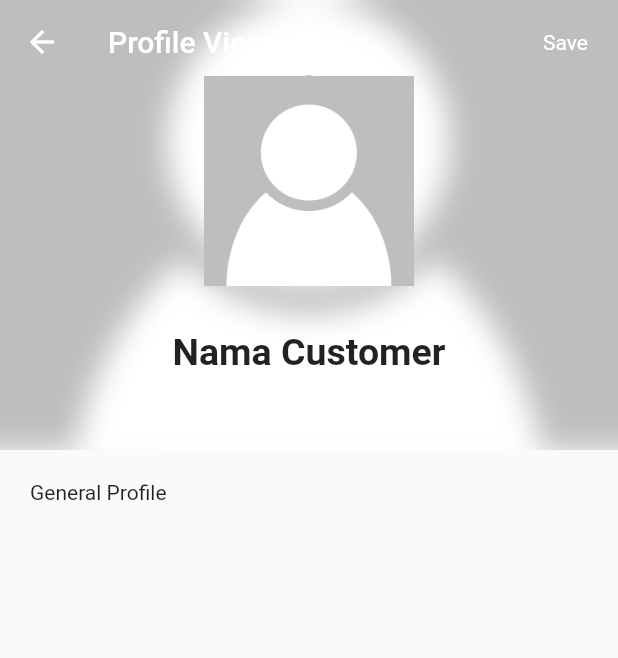
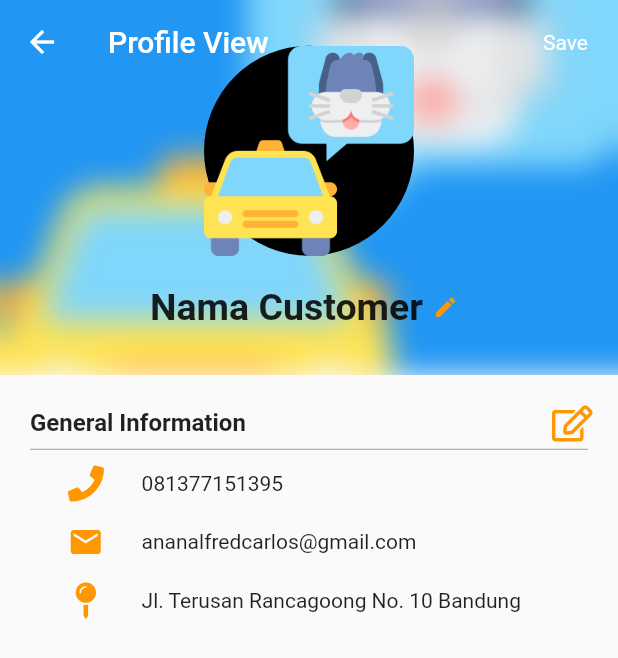
Before and after one commit to kopianan/ILoveIruka, a Flutter app: the ProfilePage screen opened by its route, on a phone screen of 412 x 824 dp. Shown: the top 658 px of the screen. Run offline on Flutter 3.47's test engine with Material 2 defaults, Android fonts, the light colour scheme and no system bars; our stand-ins replace bloc, carousel_pro, dio, flutter_bloc, fluttertoast, font_awesome_flutter and 3 more; missing offline and left inert: grouped_listview, polygon_clipper.

Commit message:
register + profile page

```diff
--- a/lib/screens/profile/profile_page.dart
+++ b/lib/screens/profile/profile_page.dart
@@ -1,6 +1,7 @@
 import 'dart:ui' as prefix0;
 
 import 'package:flutter/material.dart';
+import 'package:font_awesome_flutter/font_awesome_flutter.dart';
 
 class ProfilePage extends StatefulWidget {
   _ProfilePageState createState() => _ProfilePageState();
@@ -28,6 +29,9 @@ class _ProfilePageState extends State<ProfilePage> {
           child: CustomScrollView(
             slivers: <Widget>[
               SliverAppBar(
+                // pinned: true,
+                floating: true,
+                snap: true,
                 actions: <Widget>[
                   InkWell(
                     onTap: () {
@@ -43,10 +47,11 @@ class _ProfilePageState extends State<ProfilePage> {
                   )
                 ],
                 title: Text("Profile View"),
-                expandedHeight: 300,
+                expandedHeight: 250,
                 flexibleSpace: FlexibleSpaceBar(
+
                   collapseMode: CollapseMode.parallax,
-                  background: buildContainerHeaderProfile(),
+                  background: buildContainerHeaderProfile("images/assets/pet_taxi.png"),
                 ),
               ),
               SliverFillRemaining(
@@ -56,8 +61,22 @@ class _ProfilePageState extends State<ProfilePage> {
                     child: Column(
                       crossAxisAlignment: CrossAxisAlignment.start,
                       children: <Widget>[
-                        Text("General Profile"),
-
+                        Container(
+                          margin: EdgeInsets.only(bottom: 5),
+                          child: Row(
+                            mainAxisAlignment: MainAxisAlignment.spaceBetween,
+                            children: <Widget>[
+                              Text("General Information", style: TextStyle(fontSize: 16, fontWeight: FontWeight.bold),),
+                              Icon(FontAwesomeIcons.edit)
+                            ],
+                          )),
+                          Divider(height: 1,color: Colors.grey,),
+                          SizedBox(height: 10,),
+                        buildRowGeneralInformation(
+                            FontAwesomeIcons.phone, "081377151395"),
+                        buildRowGeneralInformation(Icons.mail, "ananalfredcarlos@gmail.com"),
+                        buildRowGeneralInformation(FontAwesomeIcons.mapPin,
+                            "Jl. Terusan Rancagoong No. 10 Bandung"),
                       ],
                     ),
                   ))
@@ -83,11 +102,33 @@ class _ProfilePageState extends State<ProfilePage> {
         );
   }
 
-  Widget buildContainerHeaderProfile() {
+  Widget buildRowGeneralInformation(IconData icon, String text) {
+    return Container(
+      margin: EdgeInsets.only(bottom: 15),
+          child: Row(
+        children: <Widget>[
+          Expanded(
+            flex: 2,
+            child: Container(
+              width: 50,
+              child: Icon(icon),
+            ),
+          ),
+          Expanded(
+              flex: 8,
+              child: Container(
+                child: Text("$text"),
+              ))
+        ],
+      ),
+    );
+  }
+
+  Widget buildContainerHeaderProfile(String image) {
     return Stack(children: <Widget>[
       ConstrainedBox(
         child: Image.asset(
-          "images/assets/profile_placeholder.png",
+          "$image",
           fit: BoxFit.cover,
         ),
         constraints: BoxConstraints.expand(),
@@ -103,21 +144,35 @@ class _ProfilePageState extends State<ProfilePage> {
               mainAxisAlignment: MainAxisAlignment.center,
               children: <Widget>[
                 CircleAvatar(
-
-                    child: Image.asset("images/assets/profile_placeholder.png",fit: BoxFit.cover,),
+                  child: Image.asset(
+                    "$image",
+                    fit: BoxFit.cover,
+                  ),
                   backgroundColor: Colors.black,
                   maxRadius: 70,
                 ),
                 SizedBox(
-                    height: 30,
+                  height: 20,
                 ),
+                Row(
+                  mainAxisAlignment: MainAxisAlignment.center,
+                  children: <Widget>[
                     Text(
                       "Nama Customer",
-                    style: TextStyle(fontSize: 25, fontWeight: FontWeight.bold, ),
+                      style: TextStyle(
+                        fontSize: 25,
+                        fontWeight: FontWeight.bold,
+                      ),
                       textAlign: TextAlign.center,
+                    ),
+                   Container(
+                     width: 30,
+                     child: Icon(Icons.edit, size: 17,))
+                  ],
                 )
               ],
-              ),),
+            ),
+          ),
         ),
       ),
     ]);
--- a/lib/screens/register/register_page.dart
+++ b/lib/screens/register/register_page.dart
@@ -280,6 +280,7 @@ class _RegisterPageState extends State<RegisterPage> {
             height: distanceOfElement,
           ),
           TextFormField(
+            obscureText: _obscureText,
               validator: validateName,
               onSaved: (String val) {
                 _retypePassword = val;
```
Lines whose indentation alone changed are shown as unchanged.
